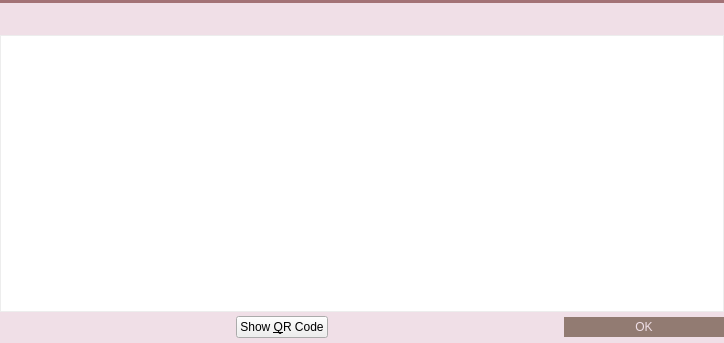
Before: the Qt Designer form src/qt/forms/addressbookpage.ui in djtms/grumpycoin, drawn with Qt 5.
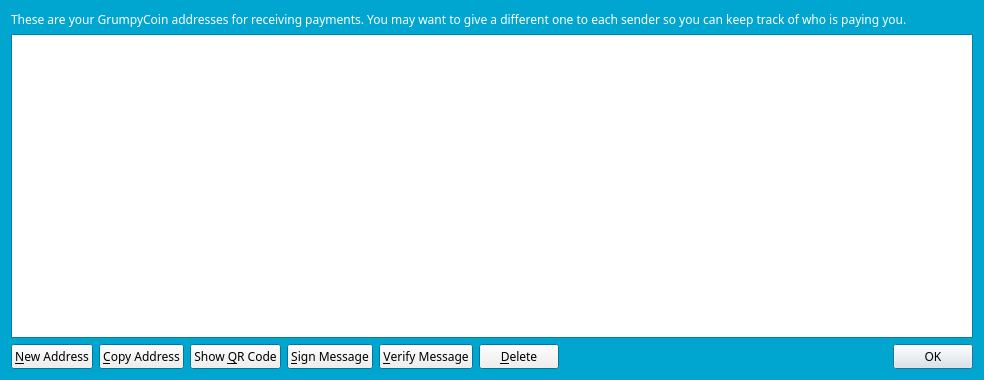
After: the same form once the commit is applied. Icons and pictures are not drawn.

Patch:
```diff
--- a/src/qt/forms/addressbookpage.ui
+++ b/src/qt/forms/addressbookpage.ui
@@ -6,417 +6,208 @@
    <rect>
     <x>0</x>
     <y>0</y>
-    <width>724</width>
-    <height>343</height>
+    <width>984</width>
+    <height>380</height>
    </rect>
   </property>
   <property name="palette">
    <palette>
     <active>
-     <colorrole role="Button">
+     <colorrole role="WindowText">
       <brush brushstyle="SolidPattern">
        <color alpha="255">
-        <red>240</red>
-        <green>223</green>
-        <blue>231</blue>
+        <red>255</red>
+        <green>255</green>
+        <blue>255</blue>
        </color>
       </brush>
      </colorrole>
      <colorrole role="Base">
       <brush brushstyle="SolidPattern">
        <color alpha="255">
-        <red>240</red>
-        <green>223</green>
-        <blue>231</blue>
+        <red>255</red>
+        <green>255</green>
+        <blue>255</blue>
        </color>
       </brush>
      </colorrole>
      <colorrole role="Window">
       <brush brushstyle="SolidPattern">
        <color alpha="255">
-        <red>240</red>
-        <green>223</green>
-        <blue>231</blue>
-       </color>
-      </brush>
-     </colorrole>
-     <colorrole role="Highlight">
-      <brush brushstyle="SolidPattern">
-       <color alpha="255">
-        <red>235</red>
-        <green>235</green>
-        <blue>235</blue>
-       </color>
-      </brush>
-     </colorrole>
-     <colorrole role="HighlightedText">
-      <brush brushstyle="SolidPattern">
-       <color alpha="255">
-        <red>171</red>
-        <green>127</green>
-        <blue>130</blue>
+        <red>0</red>
+        <green>166</green>
+        <blue>207</blue>
        </color>
       </brush>
      </colorrole>
     </active>
     <inactive>
-     <colorrole role="Button">
+     <colorrole role="WindowText">
       <brush brushstyle="SolidPattern">
        <color alpha="255">
-        <red>240</red>
-        <green>223</green>
-        <blue>231</blue>
+        <red>255</red>
+        <green>255</green>
+        <blue>255</blue>
        </color>
       </brush>
      </colorrole>
      <colorrole role="Base">
       <brush brushstyle="SolidPattern">
        <color alpha="255">
-        <red>240</red>
-        <green>223</green>
-        <blue>231</blue>
+        <red>255</red>
+        <green>255</green>
+        <blue>255</blue>
        </color>
       </brush>
      </colorrole>
      <colorrole role="Window">
       <brush brushstyle="SolidPattern">
        <color alpha="255">
-        <red>240</red>
-        <green>223</green>
-        <blue>231</blue>
-       </color>
-      </brush>
-     </colorrole>
-     <colorrole role="Highlight">
-      <brush brushstyle="SolidPattern">
-       <color alpha="255">
-        <red>235</red>
-        <green>235</green>
-        <blue>235</blue>
-       </color>
-      </brush>
-     </colorrole>
-     <colorrole role="HighlightedText">
-      <brush brushstyle="SolidPattern">
-       <color alpha="255">
-        <red>171</red>
-        <green>127</green>
-        <blue>130</blue>
+        <red>0</red>
+        <green>166</green>
+        <blue>207</blue>
        </color>
       </brush>
      </colorrole>
     </inactive>
     <disabled>
-     <colorrole role="Button">
+     <colorrole role="WindowText">
       <brush brushstyle="SolidPattern">
        <color alpha="255">
-        <red>240</red>
-        <green>223</green>
-        <blue>231</blue>
+        <red>127</red>
+        <green>127</green>
+        <blue>127</blue>
        </color>
       </brush>
      </colorrole>
      <colorrole role="Base">
       <brush brushstyle="SolidPattern">
        <color alpha="255">
-        <red>240</red>
-        <green>223</green>
-        <blue>231</blue>
+        <red>0</red>
+        <green>166</green>
+        <blue>207</blue>
        </color>
       </brush>
      </colorrole>
      <colorrole role="Window">
       <brush brushstyle="SolidPattern">
        <color alpha="255">
-        <red>240</red>
-        <green>223</green>
-        <blue>231</blue>
-       </color>
-      </brush>
-     </colorrole>
-     <colorrole role="Highlight">
-      <brush brushstyle="SolidPattern">
-       <color alpha="255">
-        <red>240</red>
-        <green>240</green>
-        <blue>240</blue>
-       </color>
-      </brush>
-     </colorrole>
-     <colorrole role="HighlightedText">
-      <brush brushstyle="SolidPattern">
-       <color alpha="255">
-        <red>171</red>
-        <green>127</green>
-        <blue>130</blue>
+        <red>0</red>
+        <green>166</green>
+        <blue>207</blue>
        </color>
       </brush>
      </colorrole>
     </disabled>
    </palette>
   </property>
+  <property name="font">
+   <font>
+    <family>Finger Paint</family>
+   </font>
+  </property>
   <property name="windowTitle">
    <string>Address Book</string>
   </property>
-  <property name="styleSheet">
-   <string notr="true">*{
-    font-family:&quot;Finger Paint&quot;;
- }
-#AddressBookPage {
-	background-color: #f0dfe7;
- }
-</string>
+  <property name="autoFillBackground">
+   <bool>true</bool>
   </property>
   <layout class="QVBoxLayout" name="verticalLayout">
-   <property name="spacing">
-    <number>0</number>
-   </property>
-   <property name="leftMargin">
-    <number>0</number>
-   </property>
-   <property name="topMargin">
-    <number>0</number>
-   </property>
-   <property name="rightMargin">
-    <number>0</number>
-   </property>
-   <property name="bottomMargin">
-    <number>0</number>
-   </property>
    <item>
-    <widget class="Line" name="line_6">
-     <property name="styleSheet">
-      <string notr="true">background-color: #A37276;</string>
+    <widget class="QLabel" name="labelExplanation">
+     <property name="palette">
+      <palette>
+       <active>
+        <colorrole role="WindowText">
+         <brush brushstyle="SolidPattern">
+          <color alpha="255">
+           <red>255</red>
+           <green>255</green>
+           <blue>255</blue>
+          </color>
+         </brush>
+        </colorrole>
+       </active>
+       <inactive>
+        <colorrole role="WindowText">
+         <brush brushstyle="SolidPattern">
+          <color alpha="255">
+           <red>255</red>
+           <green>255</green>
+           <blue>255</blue>
+          </color>
+         </brush>
+        </colorrole>
+       </inactive>
+       <disabled>
+        <colorrole role="WindowText">
+         <brush brushstyle="SolidPattern">
+          <color alpha="255">
+           <red>127</red>
+           <green>127</green>
+           <blue>127</blue>
+          </color>
+         </brush>
+        </colorrole>
+       </disabled>
+      </palette>
      </property>
-     <property name="frameShadow">
-      <enum>QFrame::Raised</enum>
+     <property name="text">
+      <string>These are your GrumpyCoin addresses for receiving payments. You may want to give a different one to each sender so you can keep track of who is paying you.</string>
      </property>
-     <property name="lineWidth">
-      <number>0</number>
+     <property name="textFormat">
+      <enum>Qt::PlainText</enum>
      </property>
-     <property name="orientation">
-      <enum>Qt::Horizontal</enum>
-     </property>
-    </widget>
-   </item>
-   <item>
-    <widget class="QWidget" name="wAddressBookHeader" native="true">
-     <property name="minimumSize">
-      <size>
-       <width>0</width>
-       <height>32</height>
-      </size>
-     </property>
-     <property name="maximumSize">
-      <size>
-       <width>16777215</width>
-       <height>32</height>
-      </size>
-     </property>
-     <property name="is_header" stdset="0">
+     <property name="wordWrap">
       <bool>true</bool>
      </property>
-     <layout class="QHBoxLayout" name="horizontalLayout_13">
-      <property name="leftMargin">
-       <number>0</number>
-      </property>
-      <property name="topMargin">
-       <number>0</number>
-      </property>
-      <property name="rightMargin">
-       <number>0</number>
-      </property>
-      <property name="bottomMargin">
-       <number>0</number>
-      </property>
-      <item>
-       <spacer name="horizontalSpacer_17">
-        <property name="orientation">
-         <enum>Qt::Horizontal</enum>
-        </property>
-        <property name="sizeType">
-         <enum>QSizePolicy::Fixed</enum>
-        </property>
-        <property name="sizeHint" stdset="0">
-         <size>
-          <width>3</width>
-          <height>20</height>
-         </size>
-        </property>
-       </spacer>
-      </item>
-      <item>
-       <widget class="QLabel" name="label_25">
-        <property name="sizePolicy">
-         <sizepolicy hsizetype="Preferred" vsizetype="Preferred">
-          <horstretch>0</horstretch>
-          <verstretch>0</verstretch>
-         </sizepolicy>
-        </property>
-        <property name="minimumSize">
-         <size>
-          <width>30</width>
-          <height>30</height>
-         </size>
-        </property>
-        <property name="maximumSize">
-         <size>
-          <width>30</width>
-          <height>30</height>
-         </size>
-        </property>
-        <property name="text">
-         <string/>
-        </property>
-        <property name="pixmap">
-         <pixmap resource="../res.qrc">:/res/address_book.png</pixmap>
-        </property>
-       </widget>
-      </item>
-      <item>
-       <widget class="QLabel" name="label_25_1">
-        <property name="sizePolicy">
-         <sizepolicy hsizetype="Preferred" vsizetype="Preferred">
-          <horstretch>0</horstretch>
-          <verstretch>0</verstretch>
-         </sizepolicy>
-        </property>
-        <property name="minimumSize">
-         <size>
-          <width>30</width>
-          <height>30</height>
-         </size>
-        </property>
-        <property name="maximumSize">
-         <size>
-          <width>30</width>
-          <height>30</height>
-         </size>
-        </property>
-        <property name="text">
-         <string/>
-        </property>
-        <property name="pixmap">
-         <pixmap resource="../res.qrc">:/res/download.png</pixmap>
-        </property>
-       </widget>
-      </item>
-      <item>
-       <widget class="QLabel" name="label_27">
-        <property name="font">
-         <font>
-          <family>Finger Paint</family>
-         </font>
-        </property>
-        <property name="styleSheet">
-         <string notr="true">QLabel {
-	color: #f0dfe7;
-}</string>
-        </property>
-        <property name="text">
-         <string>Address Book</string>
-        </property>
-       </widget>
-      </item>
-      <item>
-       <widget class="QPushButton" name="bClose">
-        <property name="minimumSize">
-         <size>
-          <width>30</width>
-          <height>30</height>
-         </size>
-        </property>
-        <property name="maximumSize">
-         <size>
-          <width>30</width>
-          <height>30</height>
-         </size>
-        </property>
-        <property name="styleSheet">
-         <string notr="true">QPushButton {	
-	image: url(:/res/close_normal.png);
-	border: 0px solid gray;
-}
-QPushButton:pressed:flat {
-	image: url(:/res/close_normal.png);
-}
-
-QPushButton:hover {
-	image: url(:/res/close_hover.png);
-}</string>
-        </property>
-        <property name="text">
-         <string notr="true"/>
-        </property>
-        <property name="flat">
-         <bool>true</bool>
-        </property>
-       </widget>
-      </item>
-     </layout>
     </widget>
    </item>
    <item>
     <widget class="QTableView" name="tableView">
+     <property name="palette">
+      <palette>
+       <active>
+        <colorrole role="WindowText">
+         <brush brushstyle="SolidPattern">
+          <color alpha="255">
+           <red>0</red>
+           <green>0</green>
+           <blue>0</blue>
+          </color>
+         </brush>
+        </colorrole>
+       </active>
+       <inactive>
+        <colorrole role="WindowText">
+         <brush brushstyle="SolidPattern">
+          <color alpha="255">
+           <red>0</red>
+           <green>0</green>
+           <blue>0</blue>
+          </color>
+         </brush>
+        </colorrole>
+       </inactive>
+       <disabled>
+        <colorrole role="WindowText">
+         <brush brushstyle="SolidPattern">
+          <color alpha="255">
+           <red>127</red>
+           <green>127</green>
+           <blue>127</blue>
+          </color>
+         </brush>
+        </colorrole>
+       </disabled>
+      </palette>
+     </property>
      <property name="contextMenuPolicy">
       <enum>Qt::CustomContextMenu</enum>
      </property>
      <property name="toolTip">
       <string>Double-click to edit address or label</string>
      </property>
-     <property name="styleSheet">
-      <string notr="true"> QScrollBar:vertical {
-     border: 0px solid grey;
-     background: white;
-     width: 9px;
-     margin: 24px 0px 0 0px;
- }
- QScrollBar::handle:vertical {
-     background: #BB9396;
-     min-width: 20px;
- }
-QScrollBar::sub-line:vertical {
-	height: 0px;
-    width: 0px;
-}
-
-QHeaderView {
-	background-color: #f0dfe7;
-	font-size: 10;
-	text-align:left;
-}
-QHeaderView::section {
-    background-color: #f0dfe7;
-    color: #32b4f0;
-    padding-left: 5px;
-    border: 0px solid #6c6c6c;
-	text-align:left;
-}
-
-/* style the sort indicator */
-QHeaderView::down-arrow {
-    image: url(down_arrow.png);
-}
-
-QHeaderView::up-arrow {
-    image: url(up_arrow.png);
-}
-
-QTableView {
-	border: 1px solid #ededed;
-	selection-background-color: #ebebeb;
-	selection-color: rgb(171, 127, 130);
-}</string>
-     </property>
-     <property name="frameShape">
-      <enum>QFrame::NoFrame</enum>
-     </property>
-     <property name="horizontalScrollBarPolicy">
-      <enum>Qt::ScrollBarAlwaysOff</enum>
-     </property>
-     <property name="editTriggers">
-      <set>QAbstractItemView::AnyKeyPressed|QAbstractItemView::DoubleClicked|QAbstractItemView::EditKeyPressed</set>
-     </property>
      <property name="tabKeyNavigation">
       <bool>false</bool>
      </property>
@@ -429,152 +220,41 @@
      <property name="selectionBehavior">
       <enum>QAbstractItemView::SelectRows</enum>
      </property>
-     <property name="showGrid">
-      <bool>false</bool>
+     <property name="sortingEnabled">
+      <bool>true</bool>
      </property>
      <attribute name="verticalHeaderVisible">
       <bool>false</bool>
      </attribute>
-     <attribute name="verticalHeaderDefaultSectionSize">
-      <number>20</number>
-     </attribute>
-     <attribute name="verticalHeaderMinimumSectionSize">
-      <number>20</number>
-     </attribute>
     </widget>
    </item>
    <item>
-    <layout class="QHBoxLayout" name="horizontalLayout_14">
-     <item>
-      <spacer name="horizontalSpacer_18">
-       <property name="orientation">
-        <enum>Qt::Horizontal</enum>
-       </property>
-       <property name="sizeHint" stdset="0">
-        <size>
-         <width>40</width>
-         <height>20</height>
-        </size>
-       </property>
-      </spacer>
-     </item>
+    <layout class="QHBoxLayout" name="horizontalLayout">
      <item>
       <widget class="QPushButton" name="newAddressButton">
-       <property name="minimumSize">
-        <size>
-         <width>31</width>
-         <height>31</height>
-        </size>
-       </property>
-       <property name="maximumSize">
-        <size>
-         <width>31</width>
-         <height>31</height>
-        </size>
-       </property>
-       <property name="styleSheet">
-        <string notr="true">QPushButton {
-	border: 0px solid gray;
-	image: url(:/res/add_contact/normal.png);
-}
-
-QPushButton:pressed:flat {
-	image: url(:/res/add_contact/pressed.png);
-}
-
-QPushButton:hover {
-	image: url(:/res/add_contact/hover.png);
-}
-
-QPushButton:!enabled {
-	image: url(:/res/add_contact/disabled.png);
-}</string>
+       <property name="toolTip">
+        <string>Create a new address</string>
        </property>
        <property name="text">
-        <string/>
+        <string>&amp;New Address</string>
        </property>
-       <property name="flat">
-        <bool>true</bool>
+       <property name="icon">
+        <iconset resource="../bitcoin.qrc">
+         <normaloff>:/icons/add</normaloff>:/icons/add</iconset>
        </property>
       </widget>
      </item>
      <item>
       <widget class="QPushButton" name="copyToClipboard">
-       <property name="minimumSize">
-        <size>
-         <width>31</width>
-         <height>31</height>
-        </size>
+       <property name="toolTip">
+        <string>Copy the currently selected address to the system clipboard</string>
        </property>
-       <property name="maximumSize">
-        <size>
-         <width>31</width>
-         <height>31</height>
-        </size>
-       </property>
-       <property name="styleSheet">
-        <string notr="true">QPushButton {
-	border: 0px solid gray;
-	image: url(:/res/duplicate_contact/normal.png);
-}
-
-QPushButton:pressed:flat {
-	image: url(:/res/duplicate_contact/click.png);
-}
-
-QPushButton:hover {
-	image: url(:/res/duplicate_contact/hover.png);
-}
-
-QPushButton:!enabled {
-	image: url(:/res/duplicate_contact/disabled.png);
-}</string>
-       </property>
        <property name="text">
-        <string/>
+        <string>&amp;Copy Address</string>
        </property>
-       <property name="flat">
-        <bool>true</bool>
-       </property>
-      </widget>
-     </item>
-     <item>
-      <widget class="QPushButton" name="editButton">
-       <property name="minimumSize">
-        <size>
-         <width>31</width>
-         <height>31</height>
-        </size>
-       </property>
-       <property name="maximumSize">
-        <size>
-         <width>31</width>
-         <height>31</height>
-        </size>
-       </property>
-       <property name="styleSheet">
-        <string notr="true">QPushButton {
-	border: 0px solid gray;
-	image: url(:/res/edit_contact/edit_contact_normal.png);
-}
-
-QPushButton:pressed:flat {
-	image: url(:/res/edit_contact/edit_contact_pressed.png);
-}
-
-QPushButton:hover {
-	image: url(:/res/edit_contact/edit_contact_hover.png);
-}
-
-QPushButton:!enabled {
-	image: url(:/res/edit_contact/edit_contact_disabled.png);
-}</string>
-       </property>
-       <property name="text">
-        <string/>
-       </property>
-       <property name="flat">
-        <bool>true</bool>
+       <property name="icon">
+        <iconset resource="../bitcoin.qrc">
+         <normaloff>:/icons/editcopy</normaloff>:/icons/editcopy</iconset>
        </property>
       </widget>
      </item>
@@ -591,132 +271,48 @@
      </item>
      <item>
       <widget class="QPushButton" name="signMessage">
-       <property name="enabled">
-        <bool>true</bool>
-       </property>
-       <property name="minimumSize">
-        <size>
-         <width>31</width>
-         <height>31</height>
-        </size>
-       </property>
-       <property name="maximumSize">
-        <size>
-         <width>31</width>
-         <height>31</height>
-        </size>
-       </property>
-       <property name="styleSheet">
-        <string notr="true">QPushButton {
-	border: 0px solid gray;
-	image: url(:/res/sign/normal.png);
-}
-
-QPushButton:pressed:flat {
-	image: url(:/res/sign/pressed.png);
-}
-
-QPushButton:hover {
-	image: url(:/res/sign/hover.png);
-}
-
-QPushButton:!enabled {
-	image: url(:/res/sign/disabled.png);
-}</string>
+       <property name="toolTip">
+        <string>Sign a message to prove you own a Bitcoin address</string>
        </property>
        <property name="text">
-        <string/>
+        <string>&amp;Sign Message</string>
        </property>
-       <property name="flat">
-        <bool>true</bool>
+       <property name="icon">
+        <iconset resource="../bitcoin.qrc">
+         <normaloff>:/icons/edit</normaloff>:/icons/edit</iconset>
        </property>
       </widget>
      </item>
      <item>
       <widget class="QPushButton" name="verifyMessage">
-       <property name="enabled">
-        <bool>true</bool>
-       </property>
-       <property name="minimumSize">
-        <size>
-         <width>31</width>
-         <height>31</height>
-        </size>
-       </property>
-       <property name="maximumSize">
-        <size>
-         <width>31</width>
-         <height>31</height>
-        </size>
-       </property>
-       <property name="styleSheet">
-        <string notr="true">QPushButton {
-	border: 0px solid gray;
-	image: url(:/res/verify/verify_normal.png);
-}
-
-QPushButton:pressed:flat {
-	image: url(:/res/verify/verify_pressed.png);
-}
-
-QPushButton:hover {
-	image: url(:/res/verify/verify_hover.png);
-}
-
-QPushButton:!enabled {
-	image: url(:/res/verify/verify_disabled.png);
-}</string>
+       <property name="toolTip">
+        <string>Verify a message to ensure it was signed with a specified Bitcoin address</string>
        </property>
        <property name="text">
-        <string/>
+        <string>&amp;Verify Message</string>
        </property>
-       <property name="flat">
-        <bool>true</bool>
+       <property name="icon">
+        <iconset resource="../bitcoin.qrc">
+         <normaloff>:/icons/transaction_0</normaloff>:/icons/transaction_0</iconset>
        </property>
       </widget>
      </item>
      <item>
       <widget class="QPushButton" name="deleteButton">
-       <property name="minimumSize">
-        <size>
-         <width>31</width>
-         <height>31</height>
-        </size>
-       </property>
-       <property name="maximumSize">
-        <size>
-         <width>31</width>
-         <height>31</height>
-        </size>
-       </property>
-       <property name="styleSheet">
-        <string notr="true">QPushButton {
-	border: 0px solid gray;
-	image: url(:/res/del_contact/delete_contact_normal.png);
-}
-
-QPushButton:pressed:flat {
-	image: url(:/res/del_contact/delete_contact_pressed.png);
-}
-
-QPushButton:hover {
-	image: url(:/res/del_contact/delete_contact_hover.png);
-}
-
-QPushButton:!enabled {
-	image: url(:/res/del_contact/delete_contact_disabled.png);
-}</string>
+       <property name="toolTip">
+        <string>Delete the currently selected address from the list. Only sending addresses can be deleted.</string>
        </property>
        <property name="text">
-        <string/>
+        <string>&amp;Delete</string>
        </property>
-       <property name="flat">
-        <bool>true</bool>
+       <property name="icon">
+        <iconset resource="../bitcoin.qrc">
+         <normaloff>:/icons/remove</normaloff>:/icons/remove</iconset>
        </property>
       </widget>
      </item>
      <item>
-      <spacer name="horizontalSpacer_19">
+      <spacer name="horizontalSpacer">
        <property name="orientation">
         <enum>Qt::Horizontal</enum>
        </property>
@@ -736,25 +332,6 @@
          <verstretch>0</verstretch>
         </sizepolicy>
        </property>
-       <property name="styleSheet">
-        <string notr="true">QPushButton {
-	background-color: #927b72;
-	color: #f0dfe7;
-	border: 0px solid gray;
-	max-height: 20px;
-	min-height: 20px;
-	max-width: 160px;
-	min-width: 160px;
-}
-
-QPushButton:hover {
-	background-color: #32b4f0;
-}
-
-QPushButton:pressed:flat {
-	background-color: #00a3de;
-}</string>
-       </property>
        <property name="standardButtons">
         <set>QDialogButtonBox::Ok</set>
        </property>
```
Left out of the diff: 20 changed lines with no effect on the pictures.
